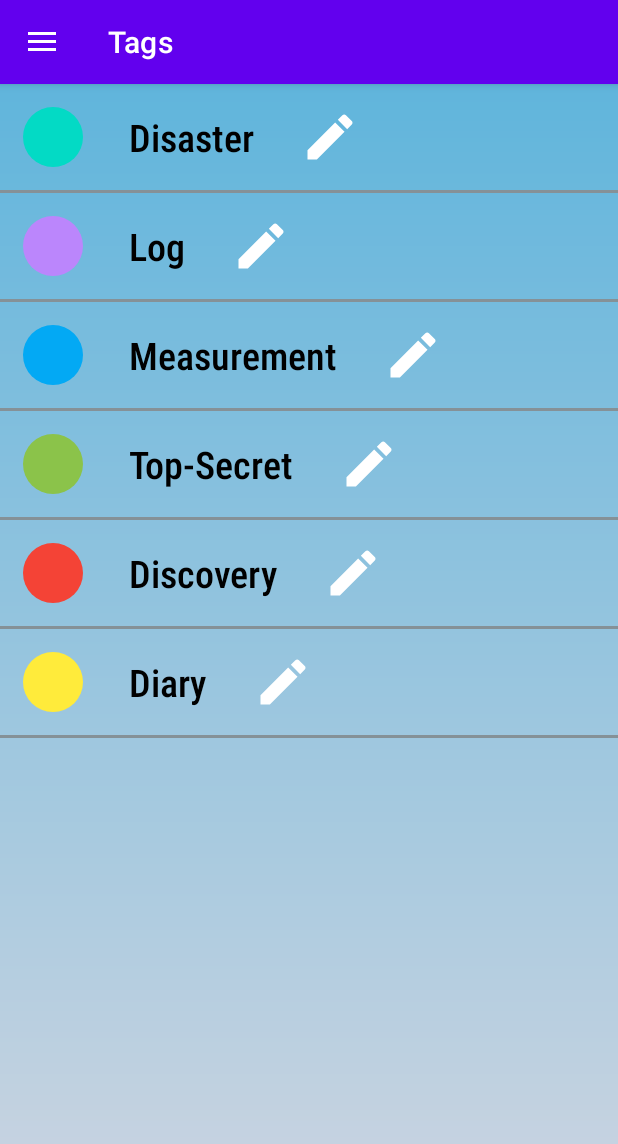
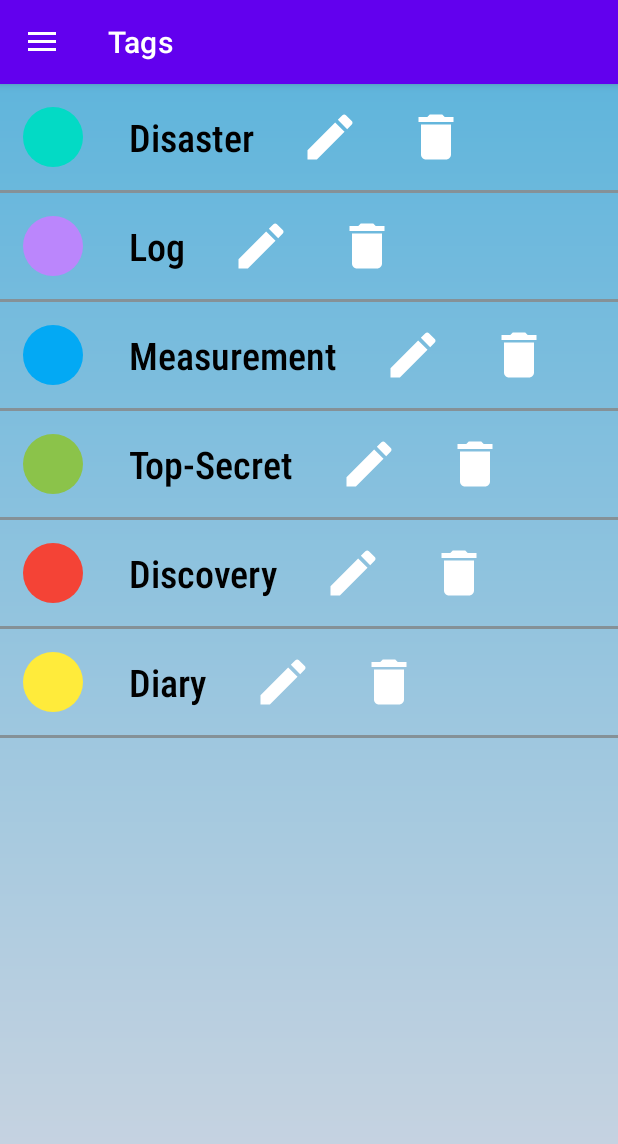
Before and after one commit to sw21-tug/Team_12, an Android app: the VIewTagActivity screen opened directly, with no data from a screen before it, on a phone screen of 412 x 824 dp. Shown: the top 1144 px of the screen. Run offline under Robolectric (Android 15) with nearby library versions, the phone set to English and light mode, and no system bars.

Commit message:
MOS-013 Tag Layout added for delete tags [MA,PD]

```diff
--- a/app/src/main/res/layout/tag_layout.xml
+++ b/app/src/main/res/layout/tag_layout.xml
@@ -1,6 +1,8 @@
 <?xml version="1.0" encoding="utf-8"?>
 <LinearLayout
-    xmlns:android="http://schemas.android.com/apk/res/android" android:layout_width="match_parent"
+    xmlns:android="http://schemas.android.com/apk/res/android"
+    xmlns:tools="http://schemas.android.com/tools"
+    android:layout_width="match_parent"
     android:orientation="vertical"
     android:layout_height="wrap_content">
     <LinearLayout
@@ -31,6 +33,16 @@
             android:layout_width="40dp"
             android:layout_height="40dp"
             android:src="@drawable/ic_baseline_edit_24" />
+        <ImageView
+            android:layout_gravity="center"
+            android:layout_margin="15dp"
+            android:id="@+id/tag_image"
+            android:layout_width="40dp"
+            android:layout_height="40dp"
+            android:src="@drawable/ic_baseline_delete_24"
+            tools:ignore="DuplicateIds" />
+
+
     </LinearLayout>
     <View
         android:layout_width="match_parent"
```
